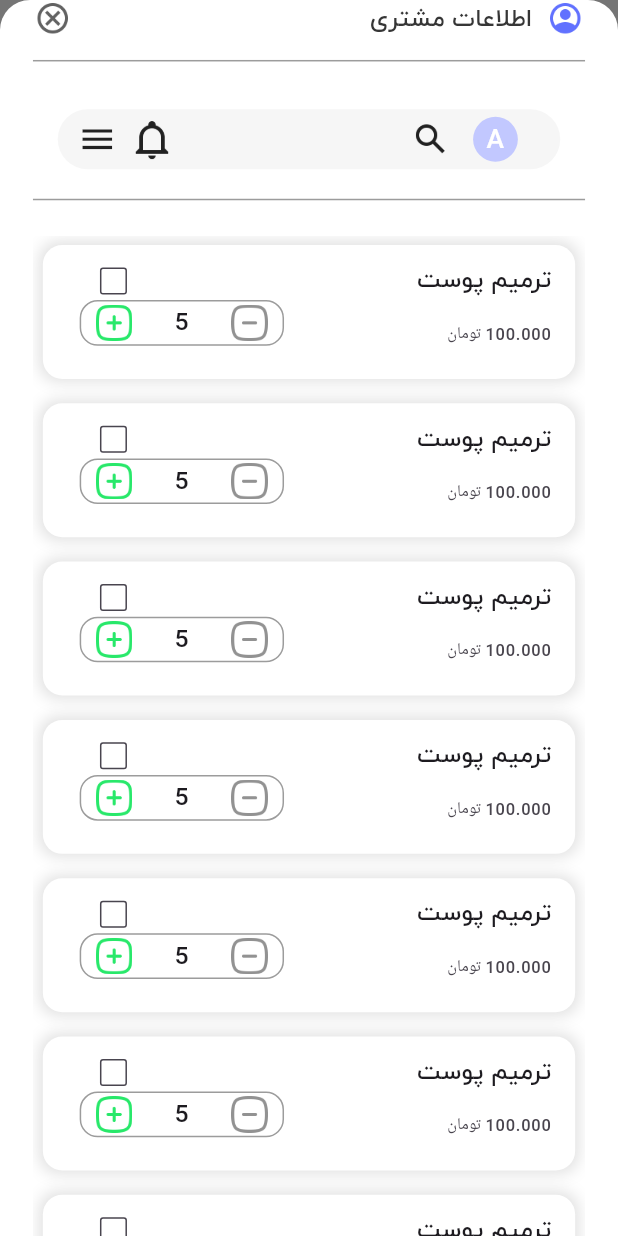
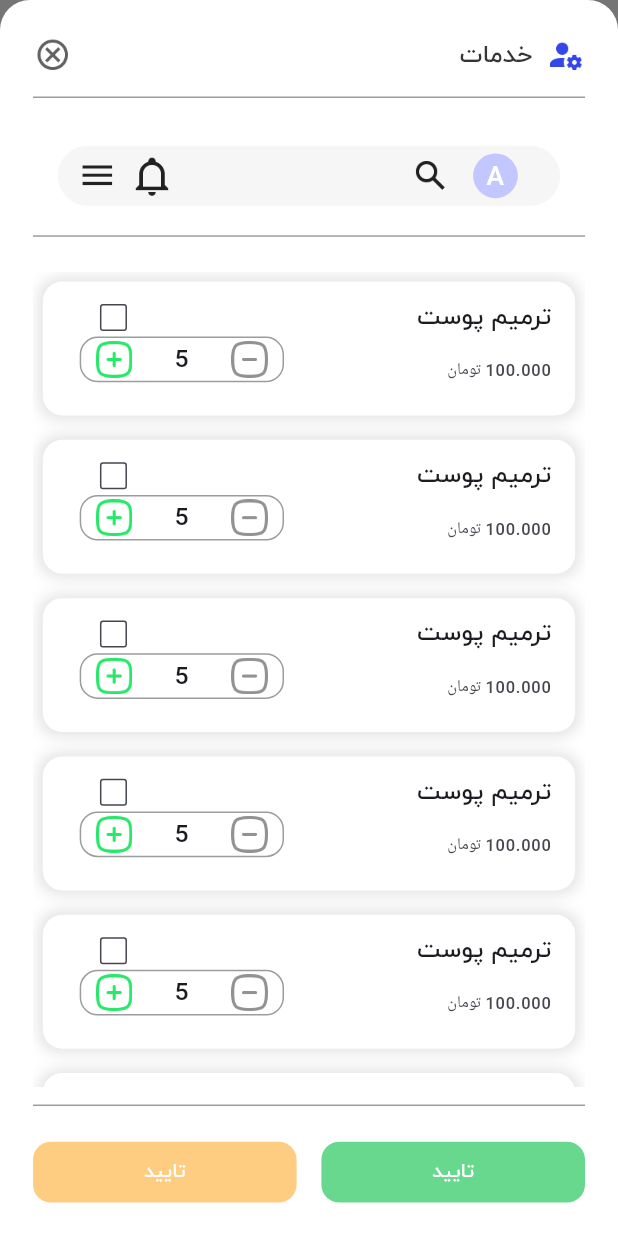
Before and after one commit to RayMasoumi/nobitok, a Flutter app: the screen it shows after launch, on a phone screen of 412 x 824 dp. Run offline on Flutter 3.47's test engine with Material 2 defaults, Android fonts, the phone set to English and light mode, and no system bars; our stand-ins replace flutter_bloc, flutter_screenutil.

Commit message:
services list done(UI)

```diff
--- a/lib/constants/colors.dart
+++ b/lib/constants/colors.dart
@@ -13,3 +13,4 @@ const Color kTextFieldHintColor = Color(0xFFCFCFCF);
 const Color kTextFieldLabelColor = Color(0xff363636);
 const Color kDividerColor = Color(0xFF9C9C9C);
 const Color kGreenColor = Color(0xFF68D88F);
+const Color kYellowColor = Color(0xFFFFCD81);
--- a/lib/presentation/modal_bottom_sheets/service_list.dart
+++ b/lib/presentation/modal_bottom_sheets/service_list.dart
@@ -1,6 +1,9 @@
 import 'package:flutter/material.dart';
 import 'package:flutter_screenutil/flutter_screenutil.dart';
+import 'package:nobitok/constants/colors.dart';
+import 'package:nobitok/constants/sizes.dart';
 import 'package:nobitok/constants/strings.dart';
+import 'package:nobitok/presentation/widgets/custom_button.dart';
 import 'package:nobitok/presentation/widgets/custom_list_view.dart';
 import 'package:nobitok/presentation/widgets/custom_topbar.dart';
 import 'package:nobitok/presentation/widgets/padded_divider.dart';
@@ -24,8 +27,8 @@ class ServiceBottomSheet extends StatelessWidget {
           children: [
 // * top bar:
             const CustomTopBar(
-              iconPath: 'assets/icons/account_circle.png',
-              title: 'اطلاعات مشتری',
+              iconPath: 'assets/icons/services.png',
+              title: 'خدمات',
             ),
 // * divider:
             const PaddedDivider(topPadding: 8, bottomPadding: 24),
@@ -104,6 +107,34 @@ class ServiceBottomSheet extends StatelessWidget {
                 ),
               ),
             ),
+// * bottom divider:
+            const PaddedDivider(topPadding: 4, bottomPadding: 16),
+// * bottom buttons:
+            Row(
+              mainAxisAlignment: MainAxisAlignment.spaceBetween,
+              children: [
+// * submit button:
+                CustomButton(
+                  height: 40,
+                  width: 160,
+                  fontSize: 13,
+                  borderRadius: kBorderRadius12,
+                  color: kGreenColor,
+                  text: 'تایید',
+                  onPressed: () {},
+                ),
+// * add service button:
+                CustomButton(
+                  height: 40,
+                  width: 160,
+                  fontSize: 13,
+                  borderRadius: kBorderRadius12,
+                  color: kYellowColor,
+                  text: 'تایید',
+                  onPressed: () {},
+                ),
+              ],
+            ),
           ],
         ),
       ),
--- /dev/null
+++ b/lib/presentation/widgets/bottom_sheet_vertical_padding.dart
@@ -0,0 +1,22 @@
+import 'package:flutter/material.dart';
+import 'package:flutter_screenutil/flutter_screenutil.dart';
+
+class BottomSheetVerticalPadding extends StatelessWidget {
+  const BottomSheetVerticalPadding({
+    super.key,
+    required this.child,
+  });
+
+  final Widget child;
+
+  @override
+  Widget build(BuildContext context) {
+    return Padding(
+      padding: EdgeInsets.only(
+        top: 24.h,
+        bottom: 22.h,
+      ),
+      child: child,
+    );
+  }
+}
--- a/lib/presentation/widgets/custom_bottom_sheet.dart
+++ b/lib/presentation/widgets/custom_bottom_sheet.dart
@@ -1,6 +1,6 @@
 import 'package:flutter/material.dart';
-
-import 'horizontal_padding.dart';
+import 'package:nobitok/presentation/widgets/bottom_sheet_vertical_padding.dart';
+import 'package:nobitok/presentation/widgets/horizontal_padding.dart';
 
 class CustomBottomSheet extends StatelessWidget {
   const CustomBottomSheet({
@@ -19,11 +19,11 @@ class CustomBottomSheet extends StatelessWidget {
     return AnimatedContainer(
       duration: const Duration(seconds: 10),
       child: Container(
-        padding: halfScreen
-            ? EdgeInsets.zero
-            : EdgeInsets.only(
-                top: MediaQueryData.fromView(View.of(context)).padding.top,
-                bottom: MediaQuery.of(context).viewInsets.bottom),
+        // padding: halfScreen
+        //     ? EdgeInsets.zero
+        //     : EdgeInsets.only(
+        //         top: MediaQueryData.fromView(View.of(context)).padding.top,
+        //         bottom: MediaQuery.of(context).viewInsets.bottom),
         color: const Color(0xFF757575),
         child: Container(
           decoration: BoxDecoration(
@@ -34,7 +34,7 @@ class CustomBottomSheet extends StatelessWidget {
             ),
           ),
           child: HorizontalPadding(
-            child: child,
+            child: BottomSheetVerticalPadding(child: child),
           ),
         ),
       ),
--- a/lib/presentation/widgets/custom_topbar.dart
+++ b/lib/presentation/widgets/custom_topbar.dart
@@ -37,8 +37,13 @@ class CustomTopBar extends StatelessWidget {
         ),
         const Spacer(),
 // * close icon:
-        const CustomImage(
-            path: 'assets/icons/cancel.png', width: 24, height: 24),
+        InkWell(
+          onTap: () {
+            Navigator.pop(context);
+          },
+          child: const CustomImage(
+              path: 'assets/icons/cancel.png', width: 24, height: 24),
+        ),
       ],
     );
   }
```
Also changed, not shown: assets/icons/services.png (added).
